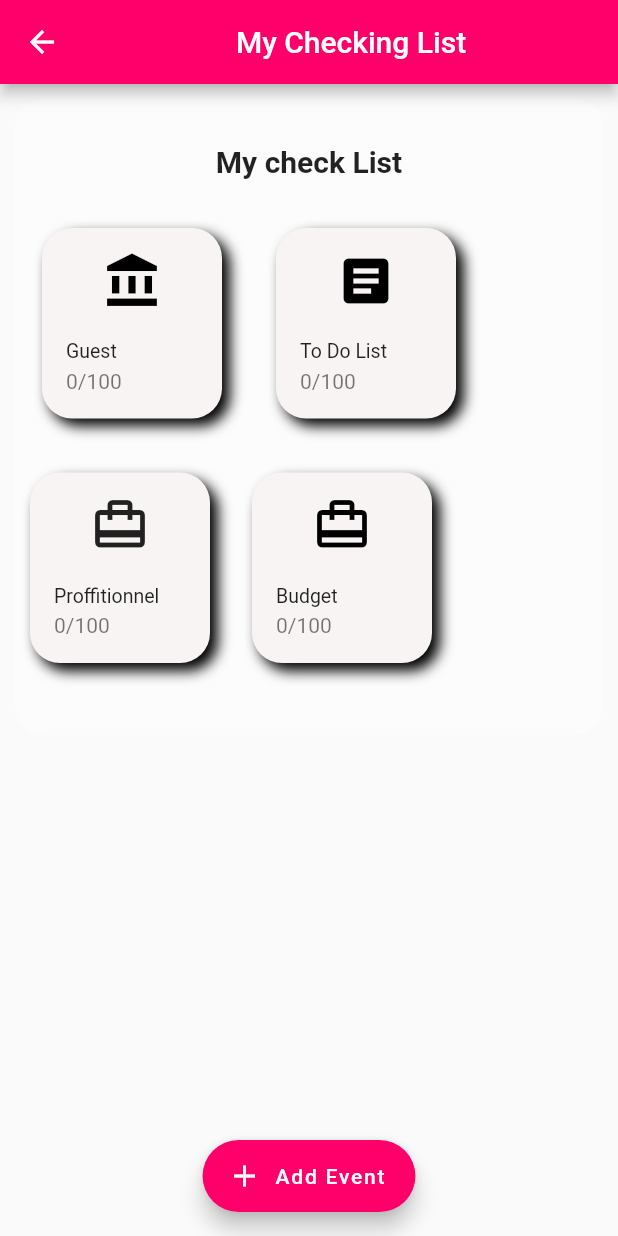
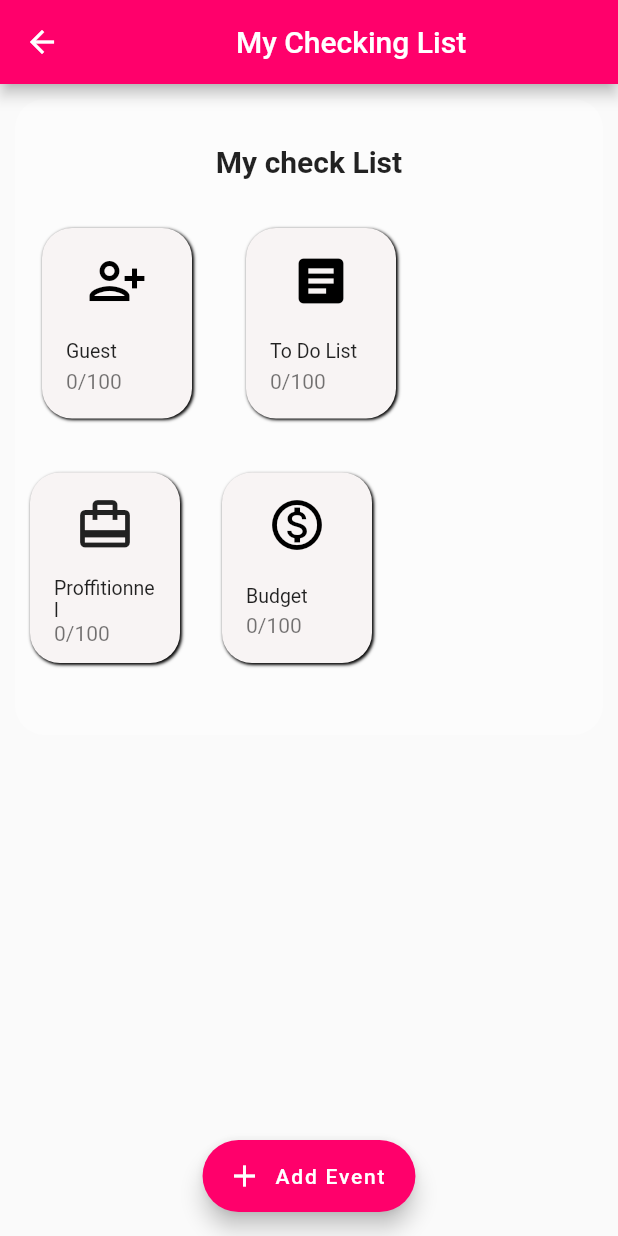
Before and after one commit to apachi1444/EventsOrganizerApplication, a Flutter app: the GuestSwitchMainPage screen opened directly, item 4 of the bottom bar chosen, after a tap on the "arrow back" icon, on a phone screen of 412 x 824 dp. Run offline on Flutter 3.47's test engine with Material 2 defaults, Android fonts, the phone set to English and light mode, and no system bars; our stand-ins replace carousel_slider, cloud_firestore, curved_navigation_bar, email_validator, file_picker, firebase_auth and 9 more; accounts and stored records are empty; network calls fail.

Commit message:
some event changes

```diff
--- a/lib/screens/guestPages/events/chickList/MyChickList.dart
+++ b/lib/screens/guestPages/events/chickList/MyChickList.dart
@@ -4,6 +4,7 @@ import 'package:flutter/rendering.dart';
 import 'package:pfs/extensions/constants.dart';
 import 'package:pfs/screens/guestPages/events/budget/BudgetPage.dart';
 import 'package:pfs/screens/guestPages/events/chickList/addEvenet.dart';
+import 'package:pfs/screens/guestPages/events/event/event.dart';
 import 'package:pfs/screens/guestPages/events/event/todoList_page.dart';
 import 'package:pfs/screens/guestPages/events/guest/guestPage.dart';
 import 'package:pfs/sharedPreferences/GuestPreferences.dart';
@@ -43,7 +44,7 @@ class MyCheckListState extends State<MyCheckList> {
               Navigator.pushReplacement(
                   context,
                   MaterialPageRoute(
-                    builder: (context) => const Setting(),
+                    builder: (context) => const Event(),
                   ));
             });
           },
@@ -112,7 +113,7 @@ class MyCheckListState extends State<MyCheckList> {
                                     });
                                   },
                                   child: CheckingCard(
-                                      'Guest', Icons.account_balance),
+                                      'Guest', Icons.person_add_alt),
                                 ),
                                 TextButton(
                                   style: TextButton.styleFrom(
@@ -155,7 +156,7 @@ class MyCheckListState extends State<MyCheckList> {
                                   });
                                 },
                                 child:
-                                    CheckingCard('Budget', Icons.wallet_travel),
+                                    CheckingCard('Budget', Icons.monetization_on_outlined),
                               ),
                             ],
                           )
@@ -225,7 +226,7 @@ Padding CheckingCard(String title, IconData icon) {
     padding: const EdgeInsets.symmetric(vertical: 10, horizontal: 10),
     child: Center(
       child: Container(
-        width: 120,
+        width: 100,
         decoration: const BoxDecoration(
           color: Color.fromARGB(255, 248, 244, 244),
           borderRadius: BorderRadius.only(
@@ -235,10 +236,10 @@ Padding CheckingCard(String title, IconData icon) {
               topRight: Radius.circular(20)),
           boxShadow: [
             BoxShadow(
-              blurRadius: 7.0,
+              blurRadius: 1.0,
               offset: Offset(
-                5,
-                5,
+                1,
+                1,
               ),
             ),
           ],
@@ -296,8 +297,8 @@ Padding MainCard(String title) {
           const SizedBox(height: 15),
           Row(
             children: [
-              CheckingCard('Guist', Icons.account_balance),
-              CheckingCard('To Do List', Icons.article),
+              CheckingCard('Guist', Icons.person_add_alt),
+              CheckingCard('To Do List', Icons.monetization_on_outlined),
               CheckingCard('Proffitionnel', Icons.wallet_travel),
             ],
           ),
--- /dev/null
+++ b/lib/screens/guestPages/events/event/event.dart
@@ -0,0 +1,210 @@
+import 'package:flutter/cupertino.dart';
+import 'package:flutter/material.dart';
+import 'package:flutter/rendering.dart';
+import 'package:pfs/extensions/constants.dart';
+import 'package:pfs/screens/guestPages/events/budget/BudgetPage.dart';
+import 'package:pfs/screens/guestPages/events/chickList/MyChickList.dart';
+import 'package:pfs/screens/guestPages/events/chickList/addEvenet.dart';
+import 'package:pfs/screens/guestPages/events/event/todoList_page.dart';
+import 'package:pfs/screens/guestPages/events/guest/guestPage.dart';
+import 'package:pfs/sharedPreferences/GuestPreferences.dart';
+
+import '../../../professionalPages/home_page_test_animation.dart';
+import '../../../professionalPages/parametersPages/settings/settings_page.dart';
+import '../../home/home_page_guest.dart';
+
+class MyEvent extends StatelessWidget {
+  const MyEvent({Key? key}) : super(key: key);
+
+  @override
+  Widget build(BuildContext context) {
+    return const MaterialApp(
+      home: Event(),
+    );
+  }
+}
+
+class Event extends StatefulWidget {
+  const Event({Key? key}) : super(key: key);
+
+  @override
+  State<Event> createState() => EventState();
+}
+
+class EventState extends State<Event> {
+  @override
+  Widget build(BuildContext context) {
+    String? uid = GuestPreferences.getUid();
+    return Scaffold(
+      appBar: AppBar(
+        title: const Center(
+          child: Text('My Event'),
+        ),
+
+        backgroundColor: const Color.fromARGB(255, 255, 0, 107),
+      ),
+      // backgroundColor: Color.fromARGB(255, 198, 127, 121),
+
+      body: Center(
+        child: Container(
+          decoration: const BoxDecoration(
+            // color: Color.fromARGB(255, 231, 178, 204),
+              borderRadius: BorderRadius.only(
+                topLeft: Radius.circular(50),
+                topRight: Radius.circular(50),
+              )),
+
+          child: Column(
+            children: [
+
+              Padding(
+                padding:
+                const EdgeInsets.symmetric(vertical: 10, horizontal: 10),
+                child: Container(
+                  padding:
+                  const EdgeInsets.symmetric(vertical: 30, horizontal: 0),
+                  decoration: const BoxDecoration(
+                      color: Color.fromARGB(255, 252, 252, 252),
+                      borderRadius: BorderRadius.only(
+                          bottomLeft: Radius.circular(20),
+                          bottomRight: Radius.circular(20),
+                          topLeft: Radius.circular(20),
+                          topRight: Radius.circular(20))),
+                  child: Container(
+                    child: Center(
+                      child: Column(
+                        children: [
+                          const Text('My Events',
+                              style: TextStyle(
+                                  fontWeight: FontWeight.bold, fontSize: 20)),
+                          const SizedBox(height: 15),
+                          TextButton(
+                            style: TextButton.styleFrom(
+                                primary:
+                                const Color.fromARGB(255, 0, 0, 0)),
+                            onPressed: () {
+                              WidgetsBinding.instance
+                                  ?.addPostFrameCallback((_) {
+                                Navigator.pushReplacement(
+                                    context,
+                                    MaterialPageRoute(
+                                      builder: (context) => const MyCheckingList(),
+                                    ));
+                              });
+                            },
+                            child: CheckingCard(
+                                'my event', Icons.event),
+                          ),
+                          TextButton(
+                            style: TextButton.styleFrom(
+                                primary:
+                                const Color.fromARGB(255, 0, 0, 0)),
+                            onPressed: () {
+                              WidgetsBinding.instance
+                                  ?.addPostFrameCallback((_) {
+                                Navigator.pushReplacement(
+                                    context,
+                                    MaterialPageRoute(
+                                      builder: (context) => const MyCheckingList(),
+                                    ));
+                              });
+                            },
+                            child: CheckingCard(
+                                'my event', Icons.event),
+                          ),
+                          TextButton(
+                            style: TextButton.styleFrom(
+                                primary:
+                                const Color.fromARGB(255, 0, 0, 0)),
+                            onPressed: () {
+                              WidgetsBinding.instance
+                                  ?.addPostFrameCallback((_) {
+                                Navigator.pushReplacement(
+                                    context,
+                                    MaterialPageRoute(
+                                      builder: (context) => const MyCheckingList(),
+                                    ));
+                              });
+                            },
+                            child: CheckingCard(
+                                'my event', Icons.event),
+                          ),
+
+
+                        ],
+                      ),
+                    ),
+                  ),
+                ),
+              ),
+            ],
+          ),
+
+
+        ),
+      ),
+      floatingActionButton: FloatingActionButton.extended(
+        onPressed: () {
+
+          _showTheAddingEventAlertModel(context);
+        },
+        icon: const Icon(Icons.add),
+        label: const Text('Add Event'),
+        backgroundColor: const Color(ConstantColors.KPinkColor),
+      ),
+      floatingActionButtonLocation: FloatingActionButtonLocation.centerFloat,
+    );
+  }
+// SwitchSettingsTile
+}
+
+void _showTheAddingEventAlertModel(BuildContext context) {
+  String? uid = GuestPreferences.getUid();
+
+  showDialog(
+      context: context,
+      builder: (BuildContext bc) {
+        print("this is the uid of the guest ");
+        print(uid);
+        return AddEvent(uid: uid);
+      });
+}
+
+Padding CheckingCard(String title, IconData icon) {
+  return Padding(
+    padding: const EdgeInsets.symmetric(vertical: 5, horizontal: 5),
+    child: Center(
+      child: Container(
+        //width: 120,
+        height: 60,
+        decoration:  BoxDecoration(
+          border: Border.all(
+            color: Color(ConstantColors.KPinkColor),
+          ),
+          color: const Color.fromARGB(255, 248, 244, 244),
+          borderRadius: BorderRadius.only(
+
+              bottomLeft: Radius.circular(10),
+              bottomRight: Radius.circular(10),
+              topLeft: Radius.circular(10),
+              topRight: Radius.circular(10)),
+
+        ),
+        child: Row(
+          mainAxisSize: MainAxisSize.max,
+          children: [
+            const SizedBox(width: 10,),
+            Icon(
+              icon,
+              size: 40,
+            ),
+            const SizedBox(width: 10,),
+
+            Text(title,textAlign: TextAlign.center,),
+          ],
+        ),
+
+      ),
+    ),
+  );
+}
--- a/lib/screens/guestPages/events/guest/guestPage.dart
+++ b/lib/screens/guestPages/events/guest/guestPage.dart
@@ -1,5 +1,6 @@
 import 'package:flutter/material.dart';
 import 'package:pfs/screens/guestPages/events/event/addTask.dart';
+import 'package:pfs/screens/guestPages/events/guest/addGuest.dart';
 
 import '../../../../extensions/constants.dart';
 import '../chickList/MyChickList.dart';
@@ -49,13 +50,13 @@ class _GuestState extends State<Guest> {
           shape: RoundedRectangleBorder(
             borderRadius: BorderRadius.circular(20),
           ),
-          backgroundColor: Color.fromARGB(255, 241, 11, 88),
+          backgroundColor: const Color.fromARGB(255, 241, 11, 88),
           child: const Icon(Icons.add),
           onPressed: () {
             showDialog(
               context: context,
               builder: (BuildContext context) {
-                return const AddTask();
+                return const AddGuest();
               },
             );
           }
--- a/lib/screens/guestPages/guestSwitchMainPage.dart
+++ b/lib/screens/guestPages/guestSwitchMainPage.dart
@@ -5,6 +5,7 @@ import 'package:flutter/material.dart';
 import 'package:pfs/Models/Service.dart';
 import 'package:pfs/screens/guestPages/events/budget/BudgetPage.dart';
 import 'package:pfs/screens/guestPages/events/chickList/MyChickList.dart';
+import 'package:pfs/screens/guestPages/events/event/event.dart';
 import 'package:pfs/screens/guestPages/home/home_page_guest.dart';
 import 'package:pfs/screens/guestPages/profilePage/profilePageGuest.dart';
 import 'package:pfs/screens/guestPages/searchPage/search_page.dart';
@@ -26,7 +27,7 @@ class GuestSwitchMainPage extends StatefulWidget {
 }
 
 class _GuestSwitchMainPageState extends State<GuestSwitchMainPage> {
-  int _index = 2;
+  int _index = 1;
 
   void _navigateBottomBar(int index) {
     setState(() {
@@ -46,7 +47,7 @@ class _GuestSwitchMainPageState extends State<GuestSwitchMainPage> {
 
   final screens = [
     const HomePageGuest(),
-    const MyCheckingList(),
+    const MyEvent(),
     SearchScreen(),
     const BudgetPage(),
     const ProfilePageGuest(),
```
Also changed, not shown: 1 other file.
